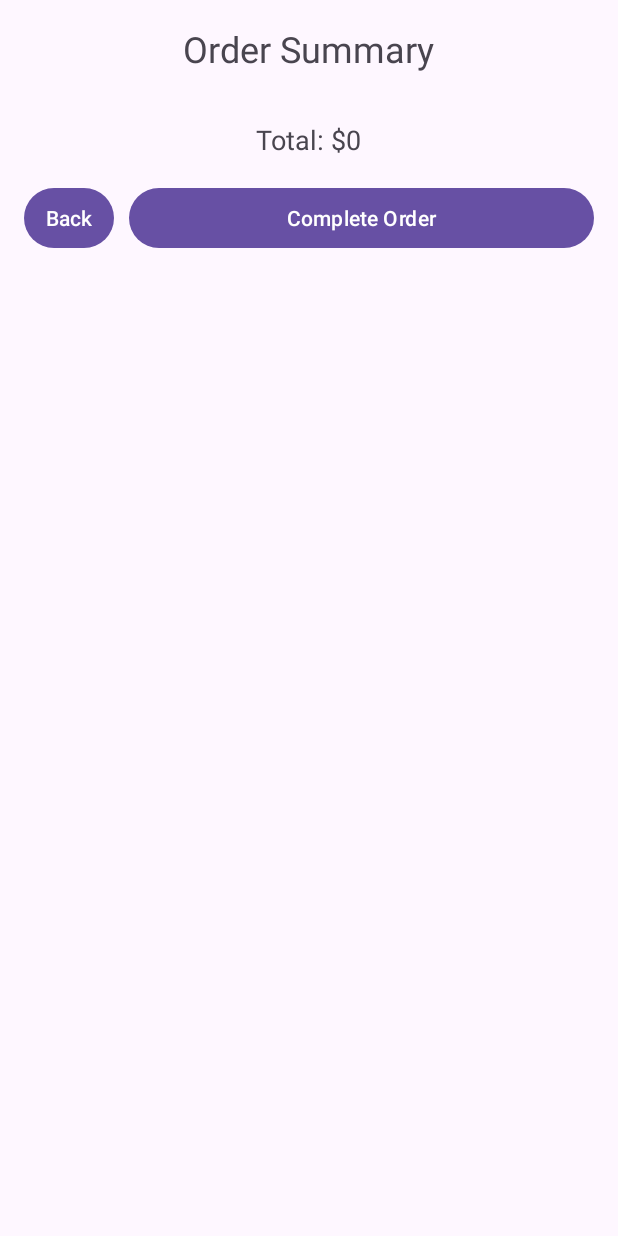
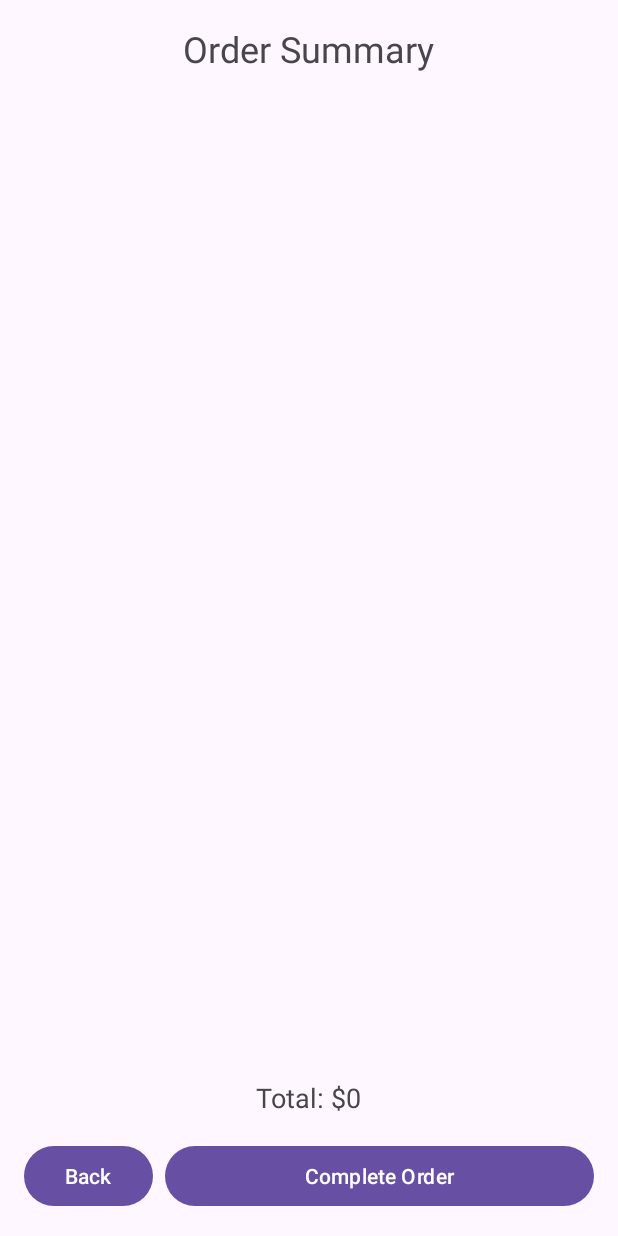
Before and after one commit to tangmengkim/android_my_coffee_app, an Android app: the OrderSummaryActivity screen opened directly, with no data from a screen before it, on a phone screen of 412 x 824 dp. Run offline under Robolectric (Android 15) with nearby library versions, the phone set to English and light mode, and no system bars; 2 statements that could not run were skipped.

Commit message:
Update UI

```diff
--- a/app/src/main/java/com/example/my_coffee_app/OrderSummaryActivity.java
+++ b/app/src/main/java/com/example/my_coffee_app/OrderSummaryActivity.java
@@ -1,10 +1,14 @@
 package com.example.my_coffee_app;
 
+import android.app.AlertDialog;
+import android.content.Intent;
 import android.os.Bundle;
 import android.view.LayoutInflater;
 import android.view.View;
+import android.widget.Button;
 import android.widget.LinearLayout;
 import android.widget.TextView;
+import android.widget.Toast;
 
 import androidx.appcompat.app.AppCompatActivity;
 
@@ -13,12 +17,15 @@ import java.util.ArrayList;
 public class OrderSummaryActivity extends AppCompatActivity {
 
     private int totalAmount = 0;
+    private Button btnBack,btnCompleteOrder;
 
     @Override
     protected void onCreate(Bundle savedInstanceState) {
         super.onCreate(savedInstanceState);
         setContentView(R.layout.activity_order_summary);
 
+        btnBack = (Button) findViewById(R.id.btnBack);
+        btnCompleteOrder =(Button) findViewById(R.id.btnCompleteOrder);
         LinearLayout orderSummaryListLayout = findViewById(R.id.orderSummaryListLayout);
         TextView totalOrderAmountText = findViewById(R.id.totalOrderAmountText);
 
@@ -42,5 +49,28 @@ public class OrderSummaryActivity extends AppCompatActivity {
         }
 
         totalOrderAmountText.setText("Total: $" + totalAmount);
+
+        btnBack.setOnClickListener(v -> finish());
+        btnCompleteOrder.setOnClickListener(v -> {
+            showOrderCompleteToast();
+            resetOrderList(orderList);
+            Intent intent = new Intent(OrderSummaryActivity.this, MainActivity.class);
+            intent.setFlags(Intent.FLAG_ACTIVITY_CLEAR_TOP); // Clear the activity stack
+            startActivity(intent);
+            finish();
+        });
+
     }
+
+    private void showOrderCompleteToast() {
+        Toast.makeText(this, "Order Completed. Total Amount: $" + totalAmount, Toast.LENGTH_LONG).show();
+    }
+
+    private void resetOrderList(ArrayList<Coffee> orderList) {
+        for (Coffee coffee : orderList) {
+            coffee.setQuantity(0);
+        }
+    }
+
+
 }
--- a/app/src/main/res/layout/activity_order_summary.xml
+++ b/app/src/main/res/layout/activity_order_summary.xml
@@ -8,49 +8,48 @@
         android:id="@+id/orderSummaryTitle"
         android:layout_width="wrap_content"
         android:layout_height="wrap_content"
+        android:text="Order Summary"
+        android:textSize="24sp"
         android:layout_gravity="center"
-        android:text="Order Summary"
-        android:textSize="24sp" />
+        android:layout_marginBottom="16dp" />
 
     <LinearLayout
         android:id="@+id/orderSummaryListLayout"
         android:layout_width="match_parent"
-        android:layout_height="wrap_content"
-        android:layout_marginTop="16dp"
-        android:orientation="vertical" />
+        android:layout_height="0dp"
+        android:layout_weight="1"
+        android:orientation="vertical"
+        android:layout_marginBottom="16dp" />
 
     <TextView
         android:id="@+id/totalOrderAmountText"
         android:layout_width="wrap_content"
         android:layout_height="wrap_content"
+        android:text="Total: $0"
+        android:textSize="18sp"
         android:layout_gravity="center"
-        android:layout_marginTop="16dp"
-        android:text="Total: $0"
-        android:textSize="18sp" />
+        android:layout_marginBottom="16dp" />
 
-    <!-- New LinearLayout to align the buttons horizontally -->
     <LinearLayout
+        android:id="@+id/orderButtonsLayout"
         android:layout_width="match_parent"
         android:layout_height="wrap_content"
-        android:orientation="horizontal"
-        android:layout_marginTop="16dp"
-        android:gravity="center">
+        android:orientation="horizontal">
 
         <Button
             android:id="@+id/btnBack"
-            android:padding="0dp"
             android:layout_width="0dp"
             android:layout_height="wrap_content"
             android:layout_weight="1"
-            android:text="Back" />
+            android:text="@string/back"
+            android:layout_marginEnd="8dp"/>
 
         <Button
             android:id="@+id/btnCompleteOrder"
-            android:layout_marginLeft="10dp"
-            android:layout_width="250dp"
+            android:layout_width="200dp"
             android:layout_height="wrap_content"
             android:layout_weight="1"
-            android:text="Complete Order" />
+            android:text="@string/complete_order"/>
+    </LinearLayout>
 
-    </LinearLayout>
 </LinearLayout>
--- a/app/src/main/res/layout/coffee_item.xml
+++ b/app/src/main/res/layout/coffee_item.xml
@@ -23,7 +23,7 @@
 
     <Button
         android:id="@+id/minusButton"
-        android:layout_width="wrap_content"
+        android:layout_width="54dp"
         android:layout_height="wrap_content"
         android:text="-" />
 
@@ -39,7 +39,7 @@
 
     <Button
         android:id="@+id/addButton"
-        android:layout_width="wrap_content"
+        android:layout_width="54dp"
         android:layout_height="wrap_content"
         android:text="+" />
 
--- a/app/src/main/res/values/strings.xml
+++ b/app/src/main/res/values/strings.xml
@@ -1,3 +1,5 @@
 <resources>
     <string name="app_name">My_coffee_app</string>
+    <string name="complete_order">Complete Order</string>
+    <string name="back">Back</string>
 </resources>
```
